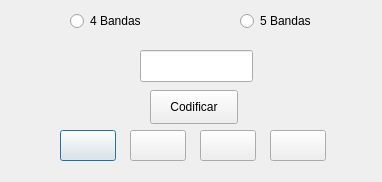
Old version of the form codificador.ui in the repository RanierRN/TrabajoResistencias.
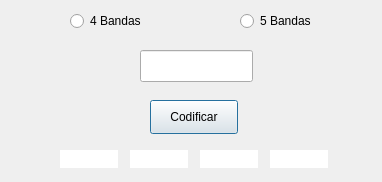
New version of the form. Custom widgets are drawn as their Qt base class.

Commit message: Cambios graficos e integración de ventana Codificador

What changed in the file:
```diff
--- a/codificador.ui
+++ b/codificador.ui
@@ -13,46 +13,6 @@
   <property name="windowTitle">
    <string>Codificador</string>
   </property>
-  <widget class="KColorButton" name="kColorBanda1">
-   <property name="geometry">
-    <rect>
-     <x>60</x>
-     <y>130</y>
-     <width>56</width>
-     <height>31</height>
-    </rect>
-   </property>
-  </widget>
-  <widget class="KColorButton" name="kColorBanda2">
-   <property name="geometry">
-    <rect>
-     <x>130</x>
-     <y>130</y>
-     <width>56</width>
-     <height>31</height>
-    </rect>
-   </property>
-  </widget>
-  <widget class="KColorButton" name="kColorBanda3">
-   <property name="geometry">
-    <rect>
-     <x>200</x>
-     <y>130</y>
-     <width>56</width>
-     <height>31</height>
-    </rect>
-   </property>
-  </widget>
-  <widget class="KColorButton" name="kColorBanda4">
-   <property name="geometry">
-    <rect>
-     <x>270</x>
-     <y>130</y>
-     <width>56</width>
-     <height>31</height>
-    </rect>
-   </property>
-  </widget>
   <widget class="QRadioButton" name="rb4Bandas">
    <property name="geometry">
     <rect>
@@ -83,7 +43,7 @@
    <property name="geometry">
     <rect>
      <x>150</x>
-     <y>90</y>
+     <y>100</y>
      <width>88</width>
      <height>34</height>
     </rect>
@@ -102,14 +62,74 @@
     </rect>
    </property>
   </widget>
+  <widget class="QLabel" name="Banda1">
+   <property name="geometry">
+    <rect>
+     <x>60</x>
+     <y>150</y>
+     <width>58</width>
+     <height>18</height>
+    </rect>
+   </property>
+   <property name="autoFillBackground">
+    <bool>false</bool>
+   </property>
+   <property name="styleSheet">
+    <string notr="true">background-color: rgb(255, 255, 255);</string>
+   </property>
+   <property name="text">
+    <string/>
+   </property>
+  </widget>
+  <widget class="QLabel" name="Banda2">
+   <property name="geometry">
+    <rect>
+     <x>130</x>
+     <y>150</y>
+     <width>58</width>
+     <height>18</height>
+    </rect>
+   </property>
+   <property name="styleSheet">
+    <string notr="true">background-color: rgb(255, 255, 255);</string>
+   </property>
+   <property name="text">
+    <string/>
+   </property>
+  </widget>
+  <widget class="QLabel" name="Banda3">
+   <property name="geometry">
+    <rect>
+     <x>200</x>
+     <y>150</y>
+     <width>58</width>
+     <height>18</height>
+    </rect>
+   </property>
+   <property name="styleSheet">
+    <string notr="true">background-color: rgb(255, 255, 255);</string>
+   </property>
+   <property name="text">
+    <string/>
+   </property>
+  </widget>
+  <widget class="QLabel" name="Banda4">
+   <property name="geometry">
+    <rect>
+     <x>270</x>
+     <y>150</y>
+     <width>58</width>
+     <height>18</height>
+    </rect>
+   </property>
+   <property name="styleSheet">
+    <string notr="true">background-color: rgb(255, 255, 255);</string>
+   </property>
+   <property name="text">
+    <string/>
+   </property>
+  </widget>
  </widget>
- <customwidgets>
-  <customwidget>
-   <class>KColorButton</class>
-   <extends>QPushButton</extends>
-   <header>kcolorbutton.h</header>
-  </customwidget>
- </customwidgets>
  <resources/>
  <connections/>
 </ui>
```
The commit also changes 14 other files.
